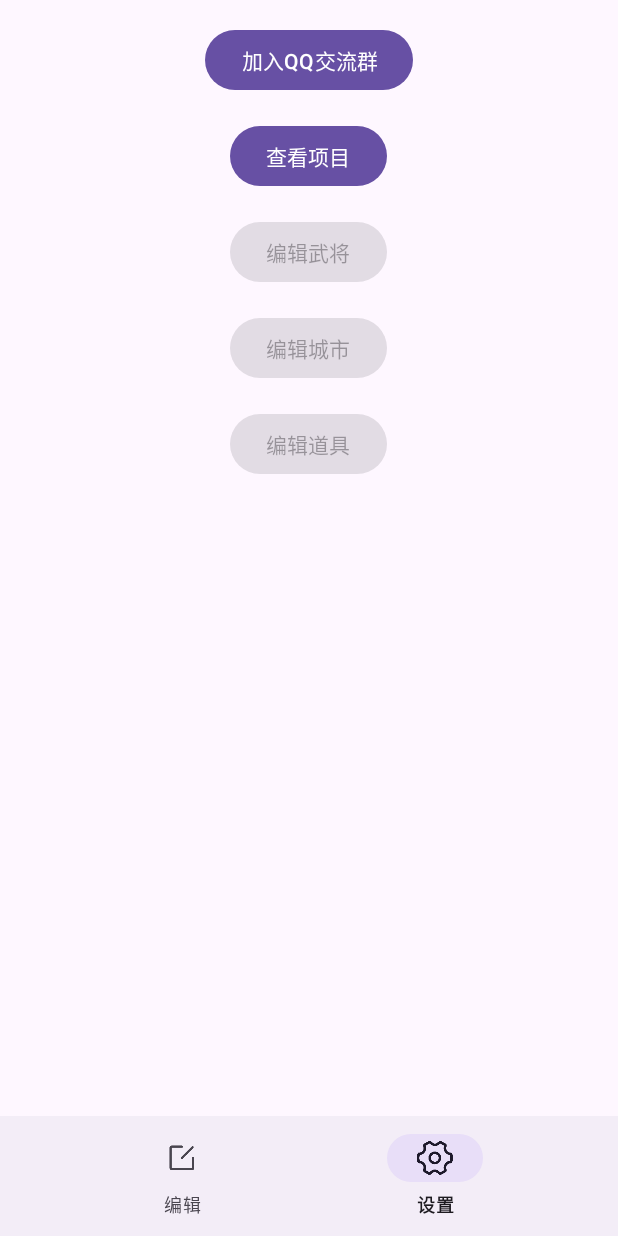
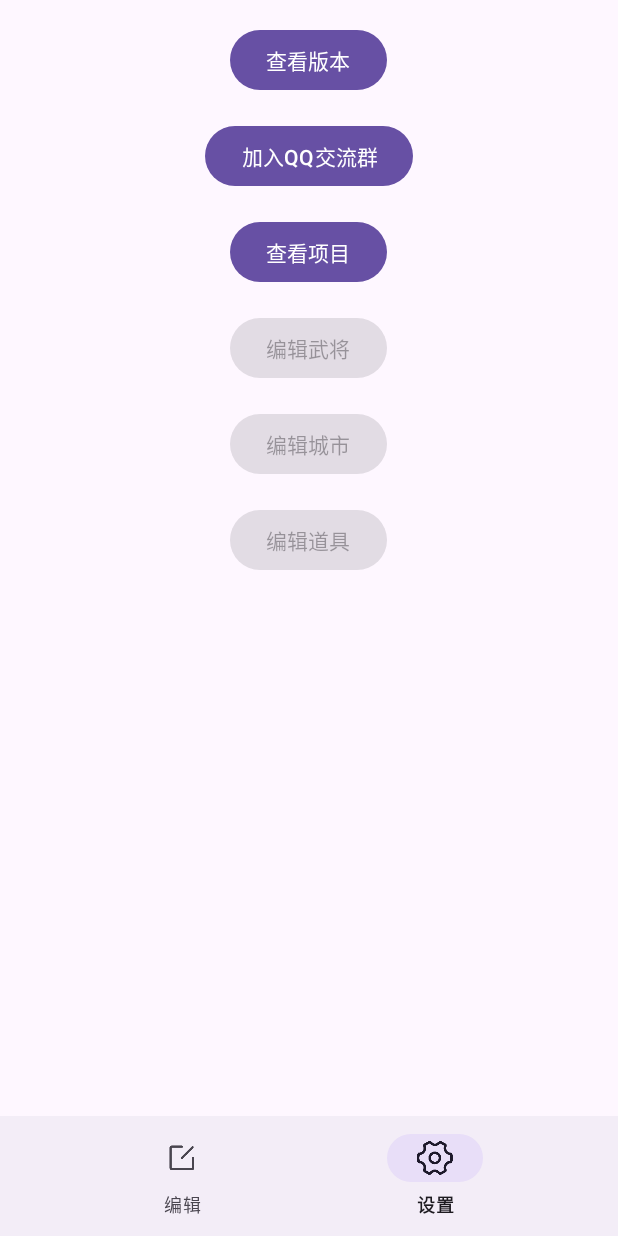
Before and after one commit to aprz512/sgz-gd-save-editor, an Android app: the screen it shows after launch (MainActivity), item 2 of the bottom bar chosen, on a phone screen of 412 x 824 dp. Run offline under Robolectric (Android 15) with nearby library versions, the phone set to English and light mode, and no system bars; 1 statement that could not run was skipped.

Commit message:
add version code

```diff
--- a/GDSaveEditor/app/build.gradle.kts
+++ b/GDSaveEditor/app/build.gradle.kts
@@ -12,7 +12,7 @@ android {
         minSdk = 24
         targetSdk = 34
         versionCode = 1
-        versionName = "1.0"
+        versionName = "1.0.0.0629"
 
         testInstrumentationRunner = "androidx.test.runner.AndroidJUnitRunner"
     }
@@ -35,6 +35,7 @@ android {
     }
     buildFeatures {
         viewBinding = true
+        buildConfig = true
     }
 }
 
--- a/GDSaveEditor/app/src/main/java/com/aprz/gdsaveeditor/SettingsFragment.kt
+++ b/GDSaveEditor/app/src/main/java/com/aprz/gdsaveeditor/SettingsFragment.kt
@@ -43,6 +43,9 @@ class SettingsFragment : Fragment() {
             val intent = Intent(Intent.ACTION_VIEW, uri)
             startActivity(intent)
         }
+        binding.buttonVersion.setOnClickListener {
+            Toast.makeText(context, BuildConfig.VERSION_NAME, Toast.LENGTH_SHORT).show()
+        }
     }
 
     override fun onDestroyView() {
--- a/GDSaveEditor/app/src/main/res/layout/fragment_settings.xml
+++ b/GDSaveEditor/app/src/main/res/layout/fragment_settings.xml
@@ -7,6 +7,16 @@
     android:gravity="center_horizontal"
     android:orientation="vertical"
     tools:context=".SettingsFragment">
+
+    <Button
+        android:id="@+id/button_version"
+        android:layout_width="wrap_content"
+        android:layout_height="wrap_content"
+        android:layout_marginTop="16dp"
+        android:text="@string/version"
+        app:layout_constraintEnd_toEndOf="parent"
+        app:layout_constraintStart_toStartOf="parent"
+        app:layout_constraintTop_toTopOf="parent" />
 
     <Button
         android:id="@+id/button_join"
--- a/GDSaveEditor/app/src/main/res/values/strings.xml
+++ b/GDSaveEditor/app/src/main/res/values/strings.xml
@@ -18,4 +18,5 @@
     <string name="edit_city">编辑城市</string>
     <string name="edit_daoju">编辑道具</string>
     <string name="github">查看项目</string>
+    <string name="version">查看版本</string>
 </resources>
```
